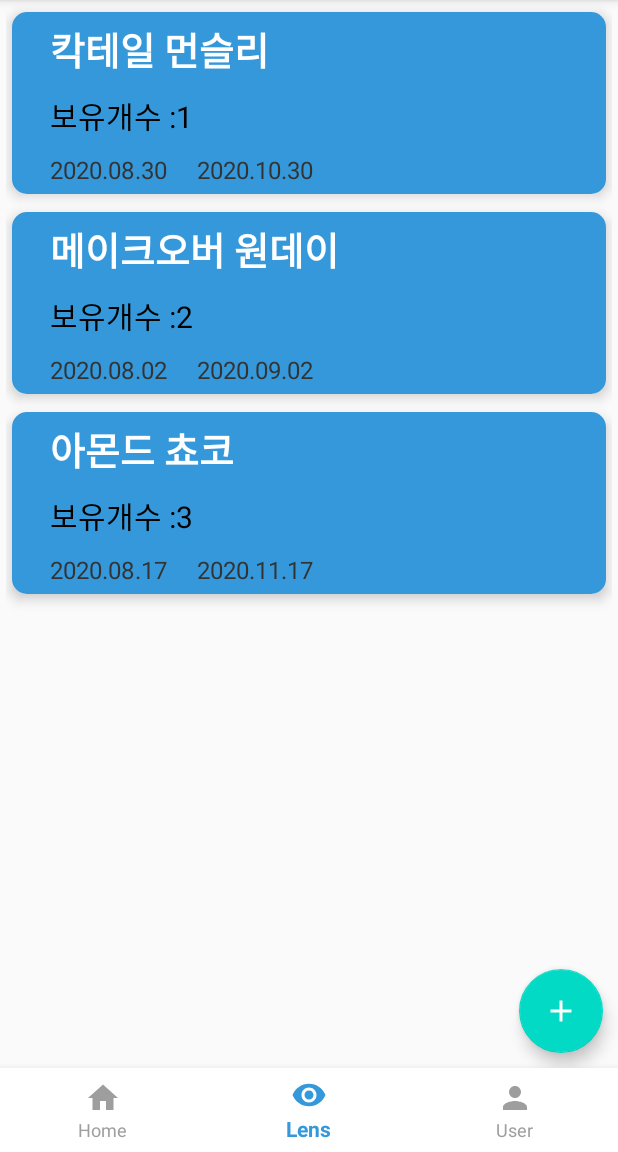
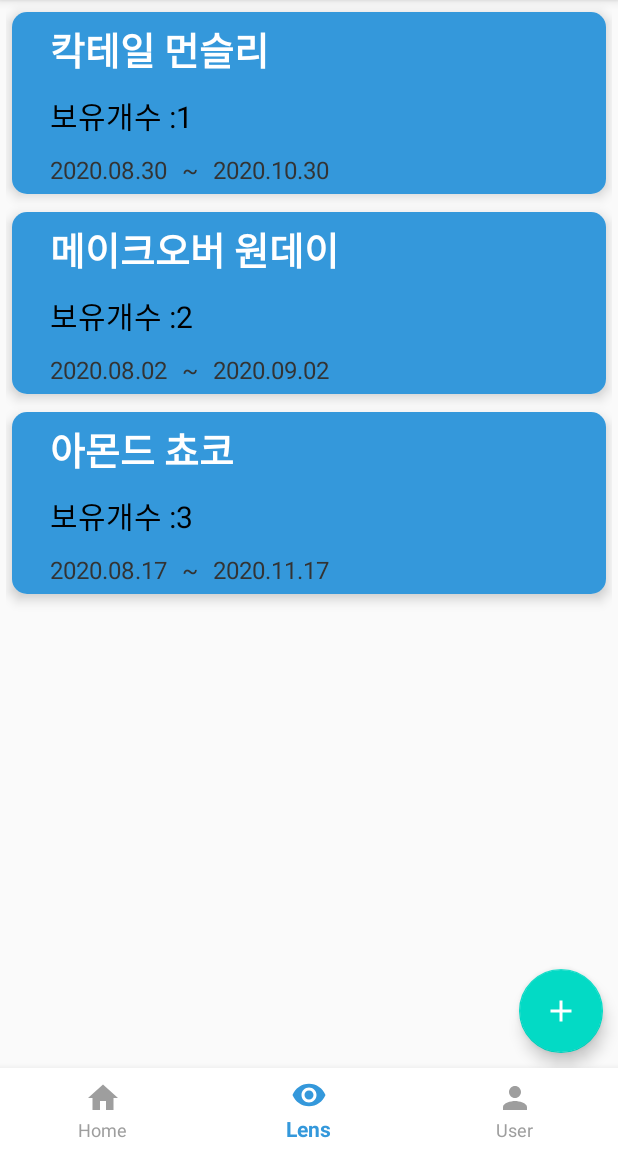
Before and after one commit to SeoeunPark/NUNU_oldver, an Android app: the screen it shows after launch (MainActivity), item 2 of the bottom bar chosen, on a phone screen of 412 x 824 dp, the part 84-1236 px from its top. Run offline under Robolectric (Android 15) with nearby library versions, the phone set to English and light mode, and no system bars.

Commit message:
[수정] -fragment_lens.xml : 착용기간 사이에 '~' 넣음 -NoteAdapter.java : 필요없는 부분 제거

```diff
--- a/app/src/main/java/com/example/NUNU/NoteAdapter.java
+++ b/app/src/main/java/com/example/NUNU/NoteAdapter.java
@@ -62,7 +62,7 @@ public class NoteAdapter extends RecyclerView.Adapter<NoteAdapter.ViewHolder>{
         //화면에 보여지게 넣는 함수
         public void setItem(Note item) {
             lens_name.setText(item.getLens_name());
-            lens_cnt.setText(String.valueOf("보유개수 :"+item.getLens_cnt()));
+            lens_cnt.setText("보유개수 :"+item.getLens_cnt());
             start_date.setText(item.getStart_date());
             end_date.setText(item.getEnd_date());
         }
--- a/app/src/main/res/layout/note_item.xml
+++ b/app/src/main/res/layout/note_item.xml
@@ -66,14 +66,22 @@
                     android:layout_marginLeft="20dp"
                     android:text="2020.08.09"
                     android:textSize="16sp" />
-
+                <TextView
+                    android:id="@+id/st_en"
+                    android:layout_width="wrap_content"
+                    android:layout_height="wrap_content"
+                    android:layout_marginLeft="10dp"
+                    android:textColor="#333333"
+                    android:layout_toRightOf="@id/start_date"
+                    android:text="~"
+                    android:textSize="16sp"  />
                 <TextView
                     android:id="@+id/end_date"
                     android:layout_width="wrap_content"
                     android:layout_height="wrap_content"
-                    android:layout_marginLeft="20dp"
+                    android:layout_marginLeft="10dp"
                     android:textColor="#333333"
-                    android:layout_toRightOf="@id/start_date"
+                    android:layout_toRightOf="@id/st_en"
                     android:text="2020.10.09"
                     android:textSize="16sp"  />
 
```
